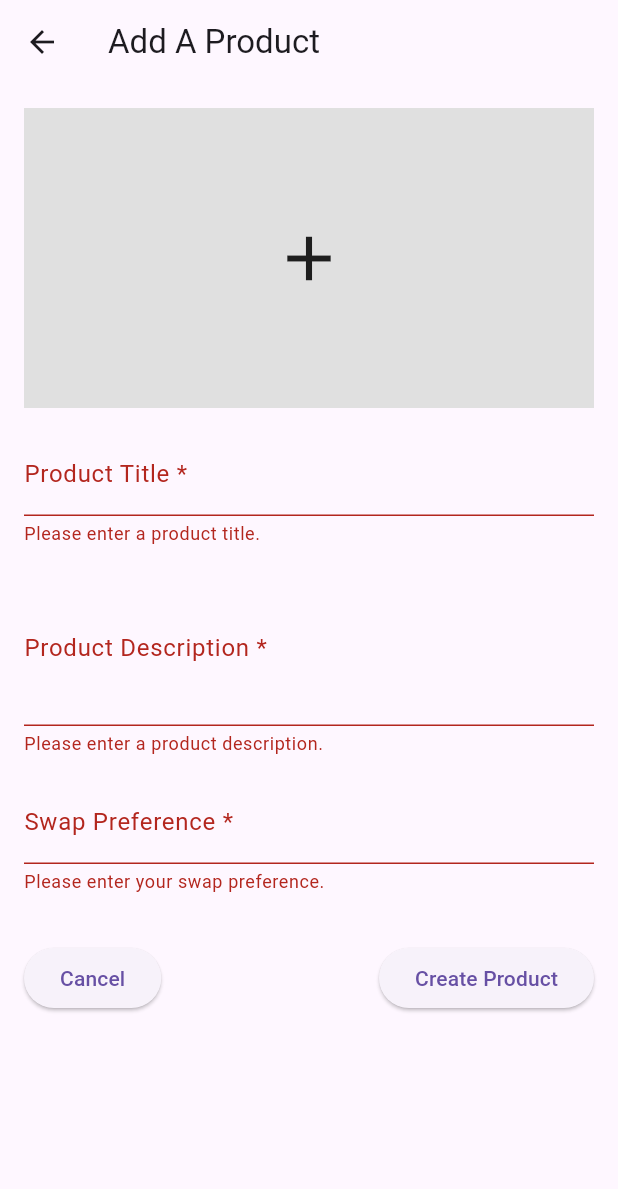
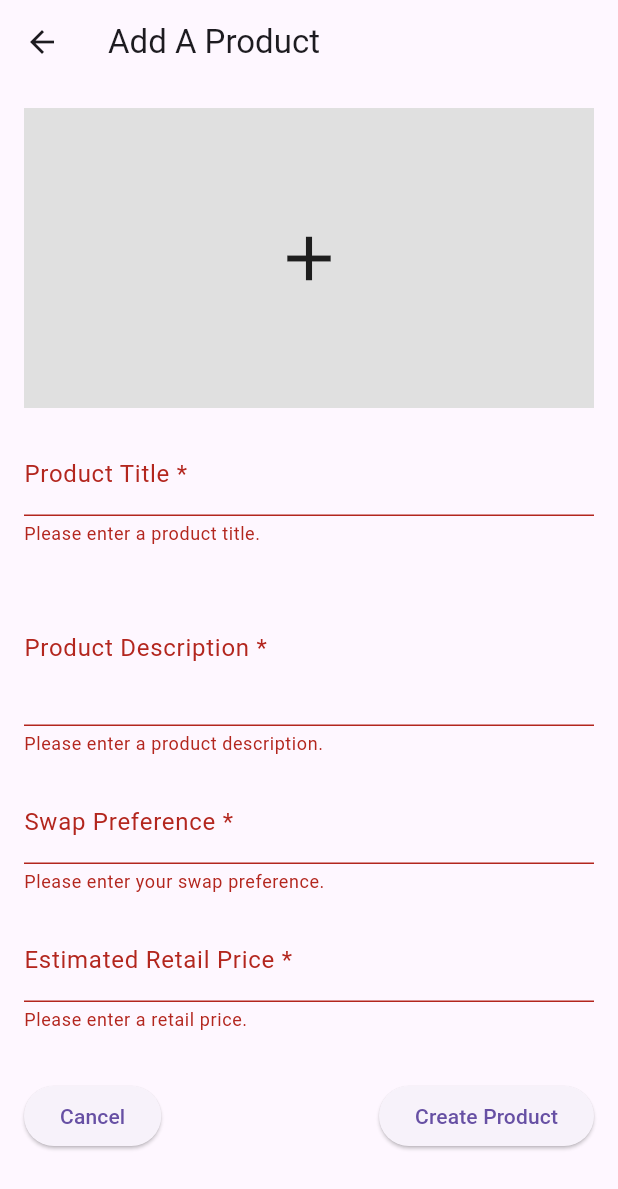
Before and after one commit to MihaiUM2001/MSA_Project, a Flutter app: the AddProductScreen screen opened directly, after a tap on "Create Product", on a phone screen of 412 x 824 dp. Shown: the top 1189 px of the screen. Run offline on Flutter 3.47's test engine with Material 3 defaults, Android fonts, the light colour scheme and no system bars; our stand-ins replace flutter_secure_storage, image_picker; accounts and stored records are empty.

Commit message:
Frontend | Expanded upon the Add Product page (2)

```diff
--- a/swappy_frontend/lib/screens/add_product_screen.dart
+++ b/swappy_frontend/lib/screens/add_product_screen.dart
@@ -1,6 +1,9 @@
 import 'dart:io';
+import 'dart:convert';
 import 'package:flutter/material.dart';
 import 'package:image_picker/image_picker.dart';
+import 'package:http/http.dart' as http;
+import 'package:flutter_secure_storage/flutter_secure_storage.dart';
 
 class AddProductScreen extends StatefulWidget {
   const AddProductScreen({Key? key}) : super(key: key);
@@ -10,70 +13,186 @@ class AddProductScreen extends StatefulWidget {
 }
 
 class _AddProductScreenState extends State<AddProductScreen> {
+  // SecureStorage to store/retrieve the JWT in the same file
+  static const _jwtKey = 'jwt';
+  final _secureStorage = const FlutterSecureStorage();
+
   final _formKey = GlobalKey<FormState>();
 
-  // Controllers
   final TextEditingController _titleController = TextEditingController();
   final TextEditingController _descriptionController = TextEditingController();
   final TextEditingController _swapPreferenceController = TextEditingController();
+  final TextEditingController _estimatedRetailPriceController = TextEditingController();
 
-  // Picked image file
   File? _selectedImage;
+  bool _isLoading = false;
+  String? _jwtToken;
 
-  // Open gallery
+  @override
+  void initState() {
+    super.initState();
+    _loadJwtToken();
+  }
+
+  // Retrieve JWT token from secure storage
+  Future<void> _loadJwtToken() async {
+    final token = await _secureStorage.read(key: _jwtKey);
+    setState(() {
+      _jwtToken = token; // might be null if not stored yet
+    });
+  }
+
+  // (Optional) If you want to save a token at any point:
+  // Future<void> _saveJwtToken(String token) async {
+  //   await _secureStorage.write(key: _jwtKey, value: token);
+  // }
+
+  @override
+  void dispose() {
+    _titleController.dispose();
+    _descriptionController.dispose();
+    _swapPreferenceController.dispose();
+    _estimatedRetailPriceController.dispose();
+    super.dispose();
+  }
+
+  // 1) Pick image from gallery
   Future<void> _pickImage() async {
     try {
-      final ImagePicker picker = ImagePicker();
+      final picker = ImagePicker();
       final XFile? pickedFile = await picker.pickImage(source: ImageSource.gallery);
-
       if (pickedFile != null) {
-        setState(() {
-          _selectedImage = File(pickedFile.path);
-        });
+        setState(() => _selectedImage = File(pickedFile.path));
       }
     } catch (e) {
-      debugPrint('Error picking image: $e');
+      debugPrint("Error picking image: $e");
     }
   }
 
+  // 2) Upload image (requires JWT if your server needs it)
+  Future<String> _uploadImage(File imageFile) async {
+    // Adjust to your IP/port
+    // final uri = Uri.parse('http://10.0.2.2:8000/api/image/upload');
+    final uri = Uri.parse('http://192.168.0.248:8000/api/image/upload');
+    final request = http.MultipartRequest('POST', uri);
+
+    // If your server requires Bearer auth
+    if (_jwtToken != null) {
+      request.headers['Authorization'] = 'Bearer $_jwtToken';
+    }
+
+    request.files.add(await http.MultipartFile.fromPath('file', imageFile.path));
+    final streamedResponse = await request.send();
+    final response = await http.Response.fromStream(streamedResponse);
+
+    if (response.statusCode == 200) {
+      final data = json.decode(response.body);
+      final String? uploadedUrl = data['imageUrl'];
+      if (uploadedUrl == null) {
+        throw Exception('No imageUrl in response');
+      }
+      return uploadedUrl;
+    } else {
+      throw Exception('Image upload failed [status: ${response.statusCode}]');
+    }
+  }
+
+  // 3) Create product
+  Future<void> _createProduct({
+    required String productTitle,
+    required String productDescription,
+    required String productImage,
+    required String swapPreference,
+    required double estimatedRetailPrice,
+  }) async {
+    // final productsUrl = Uri.parse('http://10.0.2.2:8000/api/products');
+    final productsUrl = Uri.parse('http://192.168.0.248:8000/api/products');
+    final productData = {
+      "productTitle": productTitle,
+      "productDescription": productDescription,
+      "productImage": productImage,
+      "swapPreference": swapPreference,
+      "estimatedRetailPrice": estimatedRetailPrice,
+    };
+
+    final response = await http.post(
+      productsUrl,
+      headers: {
+        'Content-Type': 'application/json',
+        if (_jwtToken != null) 'Authorization': 'Bearer $_jwtToken',
+      },
+      body: json.encode(productData),
+    );
+
+    if (response.statusCode != 200 && response.statusCode != 201) {
+      throw Exception('Failed to create product [status: ${response.statusCode}]');
+    }
+  }
+
+  // 4) Submit flow: pick image -> upload -> create product
   Future<void> _submitForm() async {
-    if (_formKey.currentState!.validate()) {
-      _formKey.currentState!.save();
+    if (!_formKey.currentState!.validate()) return;
+    if (_selectedImage == null) {
+      ScaffoldMessenger.of(context).showSnackBar(
+        const SnackBar(content: Text('Please select an image first.')),
+      );
+      return;
+    }
 
+    setState(() => _isLoading = true);
+
+    try {
       final title = _titleController.text.trim();
       final description = _descriptionController.text.trim();
-      final swapPreference = _swapPreferenceController.text.trim();
+      final swapPref = _swapPreferenceController.text.trim();
+      final priceString = _estimatedRetailPriceController.text.trim();
+      final double estimatedPrice = double.tryParse(priceString) ?? 0.0;
 
-      // Simulate "creating" the product
-      debugPrint('Product Title: $title');
-      debugPrint('Product Description: $description');
-      debugPrint('Swap Preference: $swapPreference');
-      debugPrint('Selected Image: ${_selectedImage?.path}');
+      final uploadedImageUrl = await _uploadImage(_selectedImage!);
+      await _createProduct(
+        productTitle: title,
+        productDescription: description,
+        productImage: uploadedImageUrl,
+        swapPreference: swapPref,
+        estimatedRetailPrice: estimatedPrice,
+      );
 
-      // Show success message
       if (!mounted) return;
       ScaffoldMessenger.of(context).showSnackBar(
         const SnackBar(content: Text('Product created successfully!')),
       );
 
-      // Navigate to home screen (replace '/home' if you have a different route)
       Navigator.pushReplacementNamed(context, '/home');
+    } catch (e) {
+      debugPrint('Error in _submitForm: $e');
+      if (mounted) {
+        ScaffoldMessenger.of(context).showSnackBar(
+          SnackBar(content: Text('Error: $e')),
+        );
+      }
+    } finally {
+      if (mounted) setState(() => _isLoading = false);
     }
   }
 
   @override
   Widget build(BuildContext context) {
+    // If you *require* a token to do anything, you might show a loading indicator if _jwtToken is null.
+    // If your endpoint is permitAll(), you can proceed without a token.
+    // For now, let's just let it proceed.
+
     return Scaffold(
       appBar: AppBar(
         title: const Text('Add A Product'),
       ),
-      body: SingleChildScrollView(
+      body: _isLoading
+          ? const Center(child: CircularProgressIndicator())
+          : SingleChildScrollView(
         padding: const EdgeInsets.all(16.0),
         child: Form(
           key: _formKey,
           child: Column(
             children: [
-              // Image picker
               GestureDetector(
                 onTap: _pickImage,
                 child: Container(
@@ -87,12 +206,10 @@ class _AddProductScreenState extends State<AddProductScreen> {
               ),
               const SizedBox(height: 16),
 
-              // Product Title
+              // Title
               TextFormField(
                 controller: _titleController,
-                decoration: const InputDecoration(
-                  labelText: 'Product Title *',
-                ),
+                decoration: const InputDecoration(labelText: 'Product Title *'),
                 validator: (value) {
                   if (value == null || value.isEmpty) {
                     return 'Please enter a product title.';
@@ -102,12 +219,10 @@ class _AddProductScreenState extends State<AddProductScreen> {
               ),
               const SizedBox(height: 16),
 
-              // Product Description
+              // Description
               TextFormField(
                 controller: _descriptionController,
-                decoration: const InputDecoration(
-                  labelText: 'Product Description *',
-                ),
+                decoration: const InputDecoration(labelText: 'Product Description *'),
                 maxLines: 3,
                 validator: (value) {
                   if (value == null || value.isEmpty) {
@@ -132,18 +247,36 @@ class _AddProductScreenState extends State<AddProductScreen> {
                   return null;
                 },
               ),
+              const SizedBox(height: 16),
+
+              // Estimated Retail Price
+              TextFormField(
+                controller: _estimatedRetailPriceController,
+                keyboardType: TextInputType.number,
+                decoration: const InputDecoration(
+                  labelText: 'Estimated Retail Price *',
+                  hintText: 'e.g. 10.00',
+                ),
+                validator: (value) {
+                  if (value == null || value.isEmpty) {
+                    return 'Please enter a retail price.';
+                  }
+                  final parsed = double.tryParse(value);
+                  if (parsed == null) {
+                    return 'Please enter a valid number.';
+                  }
+                  return null;
+                },
+              ),
               const SizedBox(height: 32),
 
-              // Action Buttons
               Row(
                 mainAxisAlignment: MainAxisAlignment.spaceBetween,
                 children: [
-                  // Cancel/Back
                   ElevatedButton(
                     onPressed: () => Navigator.pop(context),
                     child: const Text('Cancel'),
                   ),
-                  // Create/Submit
                   ElevatedButton(
                     onPressed: _submitForm,
                     child: const Text('Create Product'),
--- a/swappy_frontend/lib/services/product_service.dart
+++ b/swappy_frontend/lib/services/product_service.dart
@@ -5,8 +5,8 @@ import '../models/product_model.dart';
 
 class ProductService {
   final FlutterSecureStorage secureStorage = FlutterSecureStorage();
-  final String baseUrl = "http://10.0.2.2:8000/api";
-  // final String baseUrl = "http://192.168.0.248:8000/api";
+  // final String baseUrl = "http://10.0.2.2:8000/api";
+  final String baseUrl = "http://192.168.0.248:8000/api";
 
   Future<String?> getToken() async {
     // Retrieve the saved token
--- a/swappy_frontend/lib/services/user_service.dart
+++ b/swappy_frontend/lib/services/user_service.dart
@@ -3,8 +3,8 @@ import 'package:flutter_secure_storage/flutter_secure_storage.dart';
 import 'package:http/http.dart' as http;
 
 class UserService {
-  final String baseUrl = "http://10.0.2.2:8000/api";
-  // final String baseUrl = "http://192.168.0.248:8000/api";
+  // final String baseUrl = "http://10.0.2.2:8000/api";
+  final String baseUrl = "http://192.168.0.248:8000/api";
   final FlutterSecureStorage secureStorage = FlutterSecureStorage();
 
   Future<void> createUser(
```
Also changed, not shown: 1 other file.
